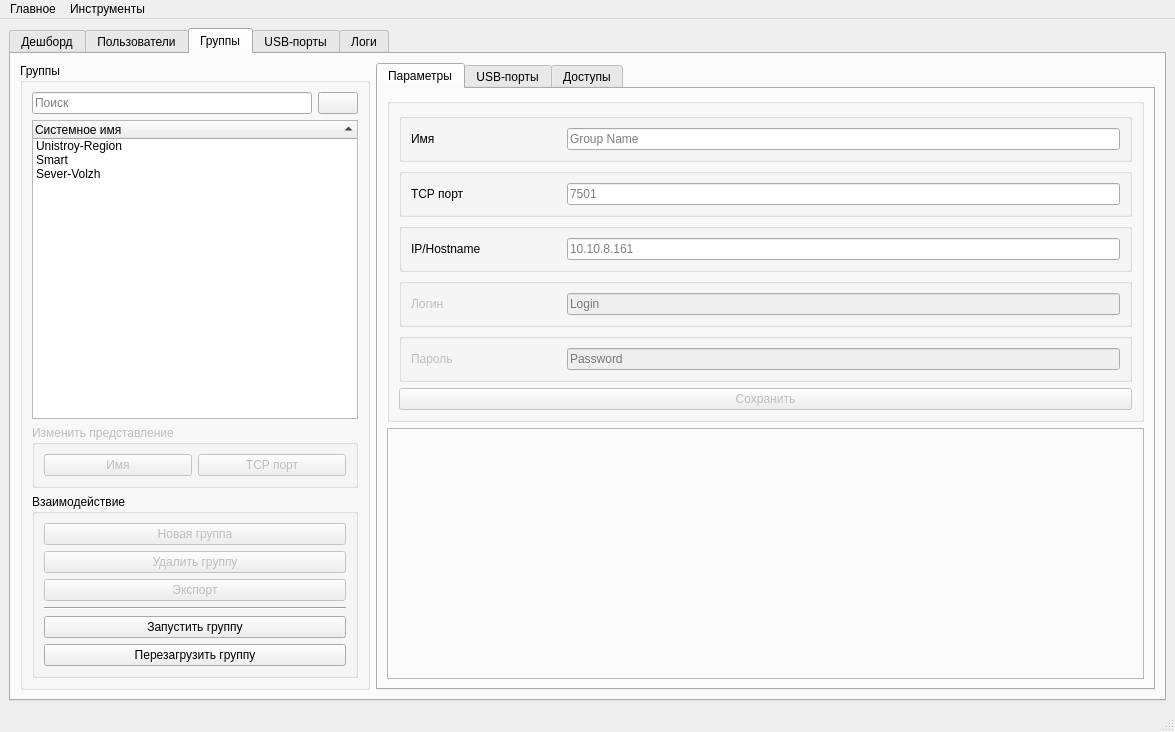
Before: the Qt Designer form hubm_admin_panel/ui/ui_main.ui in PrintLine512/hubM-Admin-Panel, drawn with Qt 5.
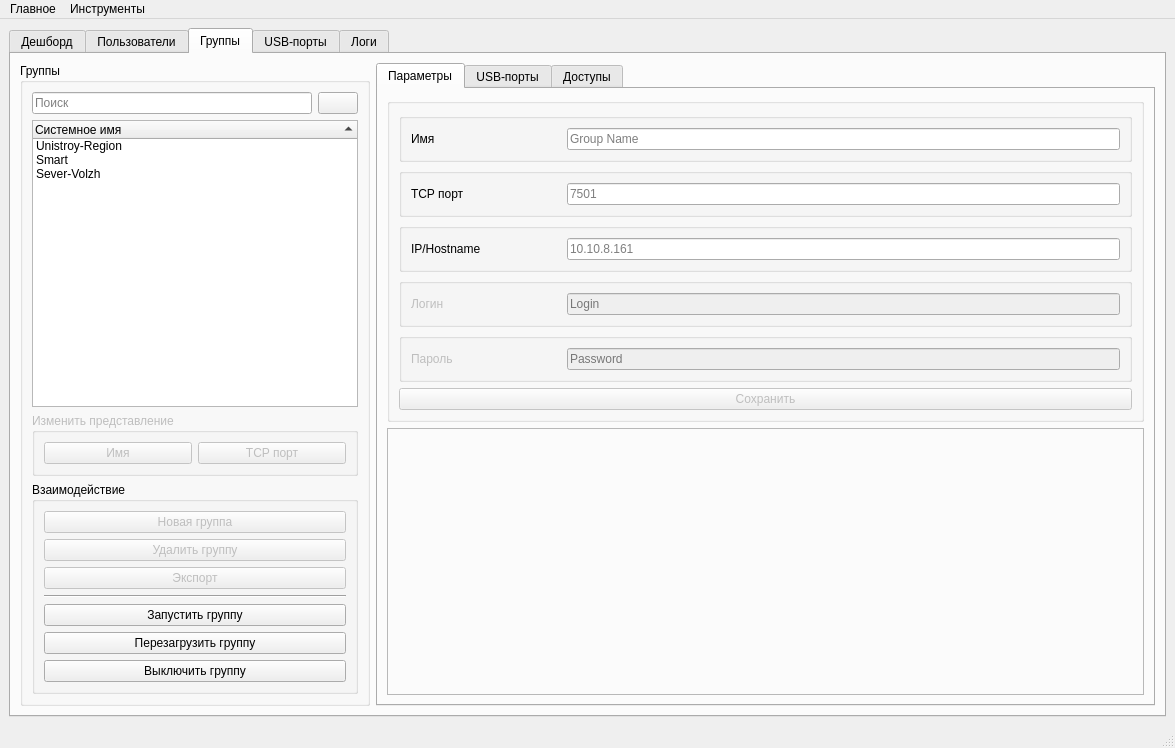
After: the same form once the commit is applied. The open tabs and pages were chosen to show the change. Icons and pictures are not drawn.

Diff of the .ui file:
```diff
--- a/hubm_admin_panel/ui/ui_main.ui
+++ b/hubm_admin_panel/ui/ui_main.ui
@@ -7,7 +7,7 @@
     <x>0</x>
     <y>0</y>
     <width>1175</width>
-    <height>732</height>
+    <height>748</height>
    </rect>
   </property>
   <property name="sizePolicy">
@@ -1200,6 +1200,19 @@
                 </property>
                </widget>
               </item>
+              <item>
+               <widget class="QPushButton" name="btn_group_stop">
+                <property name="text">
+                 <string>Выключить группу</string>
+                </property>
+                <property name="checkable">
+                 <bool>false</bool>
+                </property>
+                <property name="checked">
+                 <bool>false</bool>
+                </property>
+               </widget>
+              </item>
              </layout>
             </widget>
            </item>
```
Left out of the diff: 2 changed lines with no effect on the pictures.
